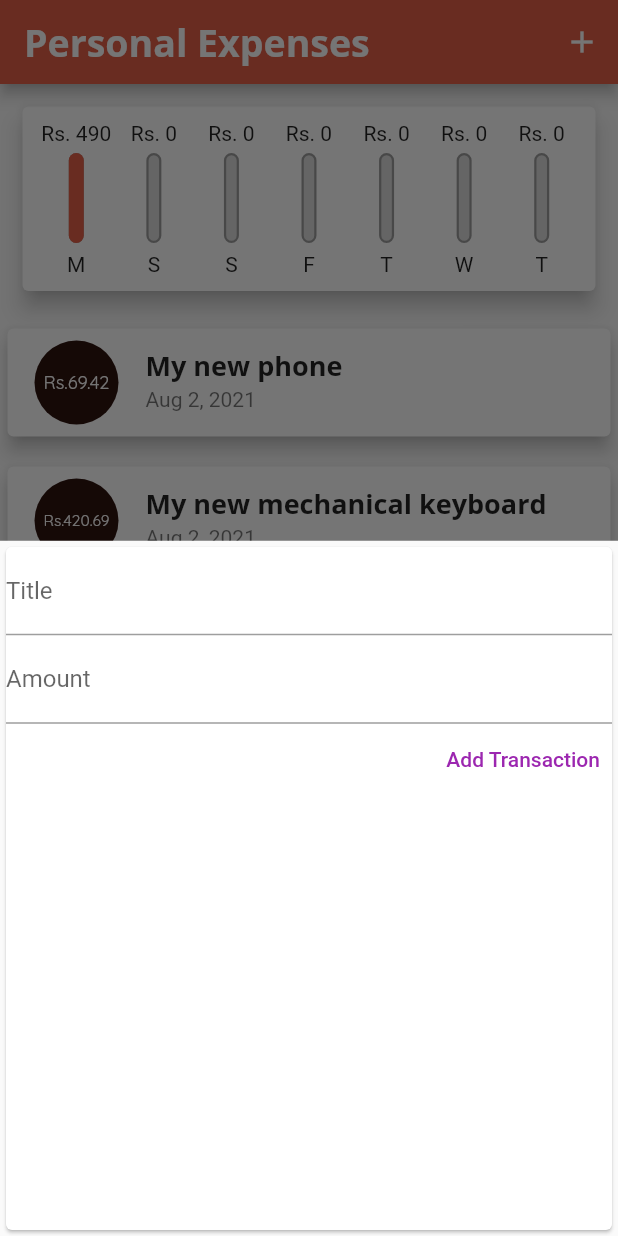
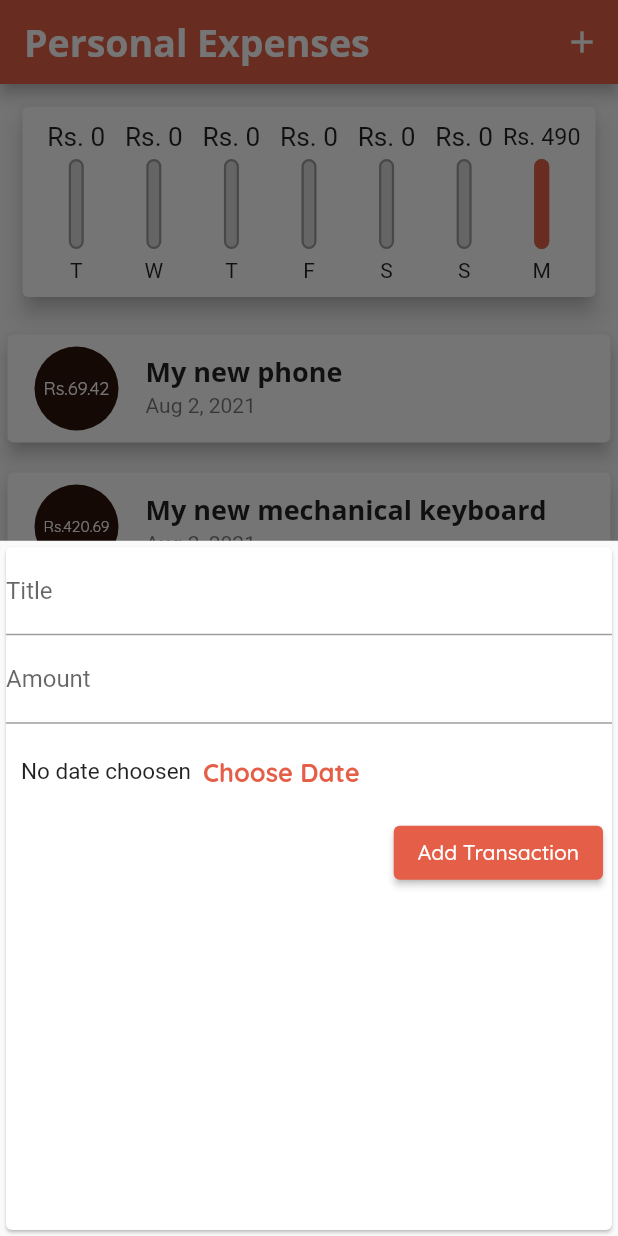
Before and after one commit to sk25469/Personal_Expenses, a Flutter app: the screen it shows after launch, after a tap on the "add" icon, on a phone screen of 412 x 824 dp. Run offline on Flutter 3.47's test engine with Material 2 defaults, Android fonts, the phone set to English and light mode, and no system bars.

Commit message:
preparation for date picker

```diff
--- a/lib/Widgets/chart.dart
+++ b/lib/Widgets/chart.dart
@@ -9,7 +9,9 @@ class Chart extends StatelessWidget {
   Chart(this.recentTransaction);
 
   List<Map<String, Object>> get groupedTransactionValues {
-    return List.generate(7, (index) {
+    return List.generate(
+      7,
+      (index) {
         final weekDay = DateTime.now().subtract(Duration(days: index));
         double totalSum = 0.0;
 
@@ -24,7 +26,8 @@ class Chart extends StatelessWidget {
           'day': DateFormat.E().format(weekDay).substring(0, 1),
           'amount': totalSum
         };
-    });
+      },
+    ).reversed.toList();
   }
 
   double get totalSpending {
--- a/lib/Widgets/chart_bar.dart
+++ b/lib/Widgets/chart_bar.dart
@@ -15,7 +15,14 @@ class ChartBar extends StatelessWidget {
     return Column(
       children: <Widget>[
         // a fitted box compels the object inside to just take the width as defined
-        FittedBox(child: Text('Rs. ${spendingAmt.toStringAsFixed(0)}')),
+        // ignore: sized_box_for_whitespace
+        Container(
+          // to make sure our bars are aligned
+          height: 20,
+          child: FittedBox(
+            child: Text('Rs. ${spendingAmt.toStringAsFixed(0)}'),
+          ),
+        ),
         const SizedBox(height: 5),
         // ignore: sized_box_for_whitespace
         Container(
--- a/lib/Widgets/new_transaction.dart
+++ b/lib/Widgets/new_transaction.dart
@@ -1,4 +1,5 @@
 import 'package:flutter/material.dart';
+import 'package:flutter/rendering.dart';
 
 class NewTransaction extends StatefulWidget {
   final Function addTransactionHandler;
@@ -43,7 +44,6 @@ class _NewTransactionState extends State<NewTransaction> {
         children: <Widget>[
           TextField(
             decoration: const InputDecoration(labelText: 'Title'),
-            // onChanged: (val) => titleInput = val,
             controller: titleController,
 
             // to add transaction when we press enter on keyboard
@@ -59,11 +59,42 @@ class _NewTransactionState extends State<NewTransaction> {
             // to add transaction when we press enter on keyboard
             onSubmitted: (_) => submitData(),
           ),
-          // onChanged: (amt) => amountInput = amt),
-          TextButton(
-            style: TextButton.styleFrom(primary: Colors.purple),
-            onPressed: submitData,
-            child: const Text('Add Transaction'),
+          Padding(
+            padding: const EdgeInsets.fromLTRB(10, 8, 0, 0),
+            child: Row(
+              children: [
+                const Text(
+                  'No date choosen',
+                  style: TextStyle(
+                    fontSize: 15,
+                  ),
+                ),
+                TextButton(
+                  onPressed: () {},
+                  child: Text(
+                    'Choose Date',
+                    style: TextStyle(
+                      color: Theme.of(context).primaryColor,
+                      fontWeight: FontWeight.bold,
+                      fontSize: 17,
+                    ),
+                  ),
+                ),
+              ],
+            ),
+          ),
+          Padding(
+            padding: const EdgeInsets.all(6.0),
+            child: ElevatedButton(
+              style:
+                  TextButton.styleFrom(primary: Theme.of(context).primaryColor),
+              onPressed: submitData,
+              child: Text(
+                'Add Transaction',
+                style:
+                    TextStyle(color: Theme.of(context).textTheme.button!.color),
+              ),
+            ),
           )
         ],
       ),
--- a/lib/main.dart
+++ b/lib/main.dart
@@ -28,6 +28,7 @@ class MyApp extends StatelessWidget {
                 fontSize: 18,
                 fontWeight: FontWeight.bold,
               ),
+              button: const TextStyle(color: Colors.white),
             ),
         // to use the same text theme in all the app bars of the app
         appBarTheme: AppBarTheme(
```
Lines whose indentation alone changed are shown as unchanged.
